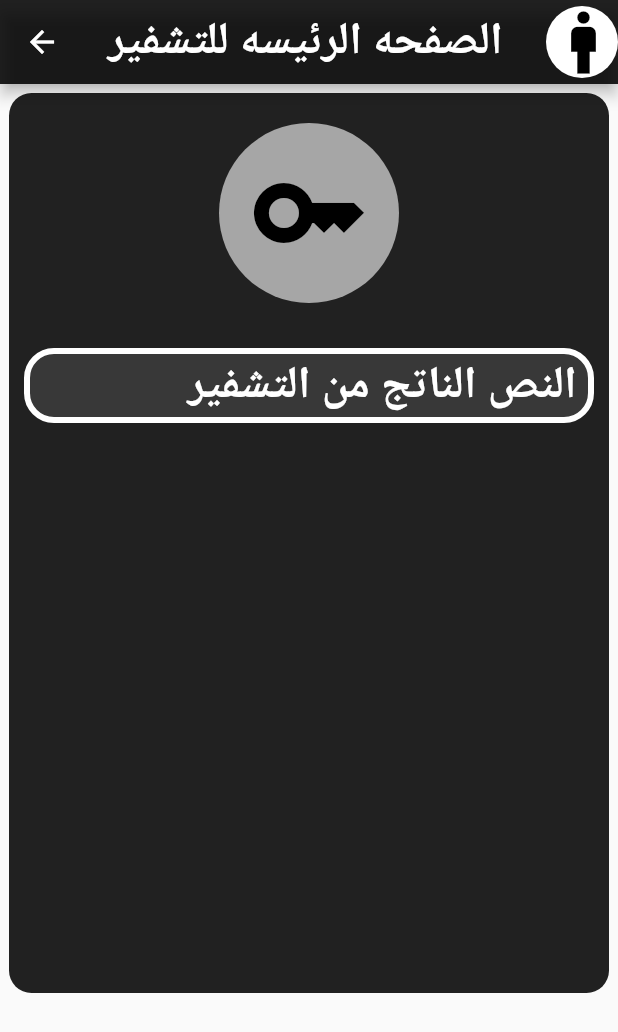
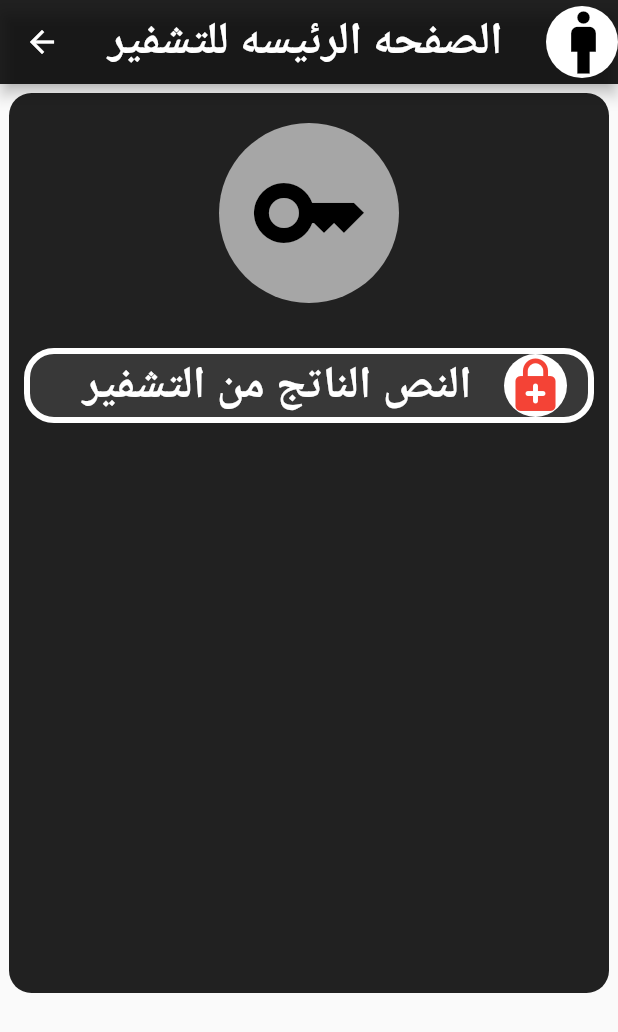
Before and after one commit to salahalddinn/project_flutter, a Flutter app: the master screen opened directly, on a phone screen of 412 x 824 dp. Shown: the top 1032 px of the screen. Run offline on Flutter 3.47's test engine with Material 2 defaults, Android fonts, the phone set to English and light mode, and no system bars.

Commit message:
chnage the container Row--CircleAvatar Icon

```diff
--- a/lib/master.dart
+++ b/lib/master.dart
@@ -50,7 +50,12 @@ class master extends StatelessWidget {
                 mainAxisAlignment: MainAxisAlignment.end,
                 children: [
 
-                  Text("النص الناتج من التشفير ",style: TextStyle(color: Colors.white,fontSize: 30,fontWeight: FontWeight.bold),)
+                  Text("النص الناتج من التشفير ",style: TextStyle(color: Colors.white,fontSize: 30,fontWeight: FontWeight.bold),),
+                  CircleAvatar(
+                    backgroundColor: Colors.white,
+                    radius: 35,
+                    child: Icon(Icons.enhanced_encryption_rounded,size: 40,color: Colors.red,),
+                  ),
                 ],
               ),
             )
```
